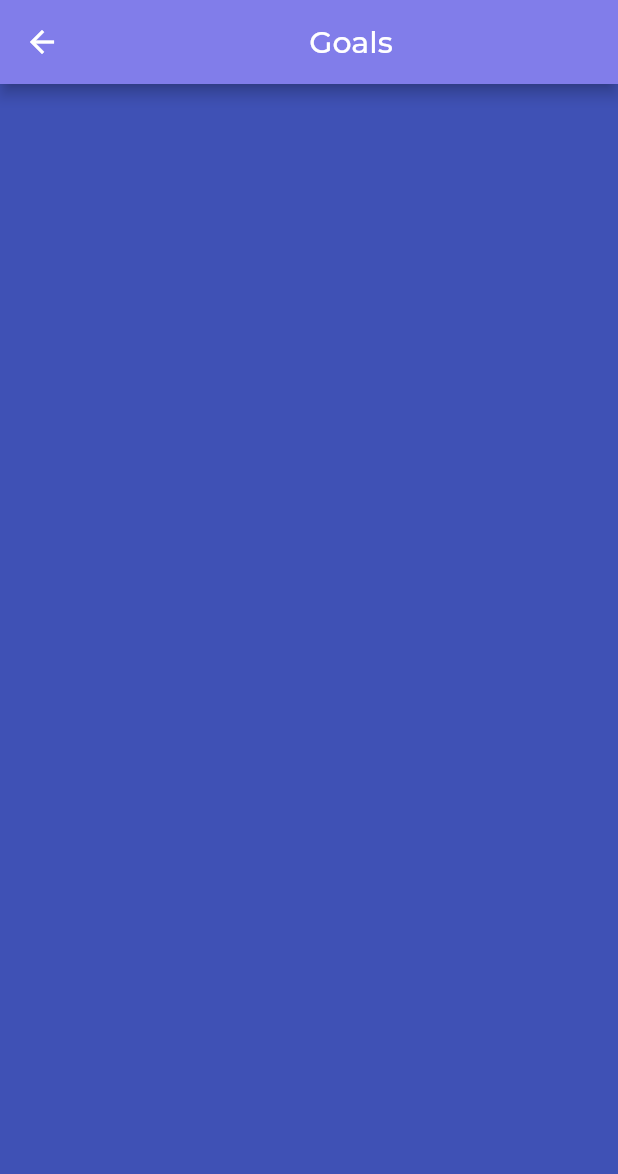
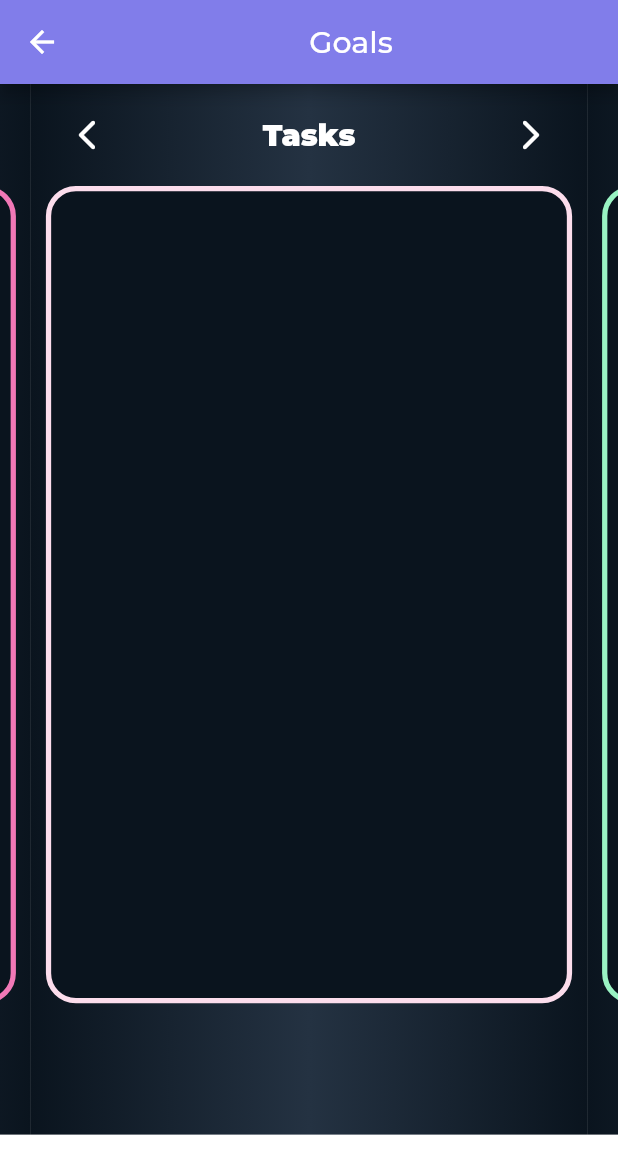
Before and after one commit to AxyleneOmega/sigma-app, a Flutter app: the GoalsPage screen opened directly, on a phone screen of 412 x 824 dp. Shown: the top 1174 px of the screen. Run offline on Flutter 3.47's test engine with Material 2 defaults, Android fonts, the phone set to English and light mode, and no system bars; drawn by our look-alikes of carousel_slider; missing offline and left inert: flutter_clean_calendar; project files that could hold a hidden picture were left out.

Commit message:
Added goals subpages & scroll functionality

```diff
--- /dev/null
+++ b/sigma_v1/lib/pages/goalsSubPages/objectives_page.dart
@@ -0,0 +1,88 @@
+import 'package:flutter/material.dart';
+
+class ObjectivesPage extends StatefulWidget {
+  const ObjectivesPage({Key? key, this.index = 0, this.child})
+      : super(key: key);
+  final int index;
+  final Widget? child;
+  @override
+  State<ObjectivesPage> createState() => _ObjectivesPage();
+}
+
+class _ObjectivesPage extends State<ObjectivesPage> {
+  @override
+  Widget build(BuildContext context) {
+    return Container(
+      decoration: const BoxDecoration(
+          gradient: LinearGradient(
+              begin: Alignment.centerLeft,
+              end: Alignment.centerRight,
+              colors: [
+            Color.fromRGBO(10, 20, 30, 1),
+            Color.fromRGBO(36, 50, 66, 1),
+            Color.fromRGBO(10, 20, 30, 1)
+          ])),
+      child: Padding(
+        padding: const EdgeInsets.fromLTRB(0, 10, 0, 0),
+        child: Column(
+          mainAxisAlignment: MainAxisAlignment.start,
+          crossAxisAlignment: CrossAxisAlignment.center,
+          children: [
+            Flexible(
+              flex: 1,
+              child: Row(
+                mainAxisAlignment: MainAxisAlignment.center,
+                crossAxisAlignment: CrossAxisAlignment.center,
+                children: [
+                  Flexible(
+                    flex: 1,
+                    child: IconButton(
+                      icon: const Icon(Icons.arrow_back_ios_rounded),
+                      color: Colors.white,
+                      onPressed: () {},
+                    ),
+                  ),
+                  const Expanded(
+                    flex: 4,
+                    child: Text("Objectives",
+                        textAlign: TextAlign.center,
+                        style: TextStyle(
+                          fontFamily: 'Montserrat',
+                          fontSize: 20,
+                          color: Color(0xFFFFFFFF),
+                          fontWeight: FontWeight.w900,
+                        )),
+                  ),
+                  Flexible(
+                    flex: 1,
+                    child: IconButton(
+                      icon: const Icon(Icons.arrow_forward_ios_rounded),
+                      color: Colors.white,
+                      onPressed: () {},
+                    ),
+                  ),
+                ],
+              ),
+            ),
+            Expanded(
+              flex: 9,
+              child: Container(
+                margin: const EdgeInsets.all(10),
+                padding: const EdgeInsets.all(10),
+                decoration: BoxDecoration(
+                  borderRadius: BorderRadius.circular(20),
+                  color: const Color.fromRGBO(10, 20, 30, 1),
+                  border: Border.all(
+                    color: const Color.fromRGBO(241, 120, 182, 1),
+                    width: 3.5,
+                  ),
+                ),
+              ),
+            ),
+            Flexible(flex: 1, child: Container()) //null spacer
+          ],
+        ),
+      ),
+    );
+  }
+}
--- /dev/null
+++ b/sigma_v1/lib/pages/goalsSubPages/routines_page.dart
@@ -0,0 +1,87 @@
+import 'package:flutter/material.dart';
+
+class RoutinesPage extends StatefulWidget {
+  const RoutinesPage({Key? key, this.index = 0, this.child}) : super(key: key);
+  final int index;
+  final Widget? child;
+  @override
+  State<RoutinesPage> createState() => _RoutinesPage();
+}
+
+class _RoutinesPage extends State<RoutinesPage> {
+  @override
+  Widget build(BuildContext context) {
+    return Container(
+      decoration: const BoxDecoration(
+          gradient: LinearGradient(
+              begin: Alignment.centerLeft,
+              end: Alignment.centerRight,
+              colors: [
+            Color.fromRGBO(10, 20, 30, 1),
+            Color.fromRGBO(36, 50, 66, 1),
+            Color.fromRGBO(10, 20, 30, 1)
+          ])),
+      child: Padding(
+        padding: const EdgeInsets.fromLTRB(0, 10, 0, 0),
+        child: Column(
+          mainAxisAlignment: MainAxisAlignment.start,
+          crossAxisAlignment: CrossAxisAlignment.center,
+          children: [
+            Flexible(
+              flex: 1,
+              child: Row(
+                mainAxisAlignment: MainAxisAlignment.center,
+                crossAxisAlignment: CrossAxisAlignment.center,
+                children: [
+                  Flexible(
+                    flex: 1,
+                    child: IconButton(
+                      icon: const Icon(Icons.arrow_back_ios_rounded),
+                      color: Colors.white,
+                      onPressed: () {},
+                    ),
+                  ),
+                  const Expanded(
+                    flex: 4,
+                    child: Text("Routines",
+                        textAlign: TextAlign.center,
+                        style: TextStyle(
+                          fontFamily: 'Montserrat',
+                          fontSize: 20,
+                          color: Color(0xFFFFFFFF),
+                          fontWeight: FontWeight.w900,
+                        )),
+                  ),
+                  Flexible(
+                    flex: 1,
+                    child: IconButton(
+                      icon: const Icon(Icons.arrow_forward_ios_rounded),
+                      color: Colors.white,
+                      onPressed: () {},
+                    ),
+                  ),
+                ],
+              ),
+            ),
+            Expanded(
+              flex: 9,
+              child: Container(
+                margin: const EdgeInsets.all(10),
+                padding: const EdgeInsets.all(10),
+                decoration: BoxDecoration(
+                  borderRadius: BorderRadius.circular(20),
+                  color: const Color.fromRGBO(10, 20, 30, 1),
+                  border: Border.all(
+                    color: const Color.fromRGBO(153, 243, 195, 1),
+                    width: 3.5,
+                  ),
+                ),
+              ),
+            ),
+            Flexible(flex: 1, child: Container()) //null spacer
+          ],
+        ),
+      ),
+    );
+  }
+}
--- /dev/null
+++ b/sigma_v1/lib/pages/goalsSubPages/tasks_page.dart
@@ -0,0 +1,88 @@
+import 'package:flutter/material.dart';
+
+class TaskPage extends StatefulWidget {
+  const TaskPage({Key? key, this.index = 0, this.child}) : super(key: key);
+  final int index;
+  final Widget? child;
+  @override
+  State<TaskPage> createState() => _TaskPage();
+}
+
+class _TaskPage extends State<TaskPage> {
+  @override
+  Widget build(BuildContext context) {
+    return Container(
+      width: MediaQuery.of(context).size.width,
+      decoration: const BoxDecoration(
+          gradient: LinearGradient(
+              begin: Alignment.centerLeft,
+              end: Alignment.centerRight,
+              colors: [
+            Color.fromRGBO(10, 20, 30, 1),
+            Color.fromRGBO(36, 50, 66, 1),
+            Color.fromRGBO(10, 20, 30, 1)
+          ])),
+      child: Padding(
+        padding: const EdgeInsets.fromLTRB(0, 10, 0, 0),
+        child: Column(
+          mainAxisAlignment: MainAxisAlignment.start,
+          crossAxisAlignment: CrossAxisAlignment.center,
+          children: [
+            Flexible(
+              flex: 1,
+              child: Row(
+                mainAxisAlignment: MainAxisAlignment.center,
+                crossAxisAlignment: CrossAxisAlignment.center,
+                children: [
+                  Flexible(
+                    flex: 1,
+                    child: IconButton(
+                      icon: const Icon(Icons.arrow_back_ios_rounded),
+                      color: Colors.white,
+                      onPressed: () {},
+                    ),
+                  ),
+                  const Expanded(
+                    flex: 4,
+                    child: Text("Tasks",
+                        textAlign: TextAlign.center,
+                        style: TextStyle(
+                          fontFamily: 'Montserrat',
+                          fontSize: 20,
+                          color: Color(0xFFFFFFFF),
+                          fontWeight: FontWeight.w900,
+                        )),
+                  ),
+                  Flexible(
+                    flex: 1,
+                    child: IconButton(
+                      icon: const Icon(Icons.arrow_forward_ios_rounded),
+                      color: Colors.white,
+                      onPressed: () {},
+                    ),
+                  ),
+                ],
+              ),
+            ),
+            Expanded(
+              flex: 9,
+              child: Container(
+                margin: const EdgeInsets.all(10),
+                padding: const EdgeInsets.all(10),
+                decoration: BoxDecoration(
+                  borderRadius: BorderRadius.circular(20),
+                  color: const Color.fromRGBO(10, 20, 30, 1),
+                  border: Border.all(
+                    color: const Color.fromRGBO(252, 221, 236, 1),
+                    width: 3.5,
+                  ),
+                ),
+              ),
+            ),
+            Flexible(flex: 1, child: Container()) //null spacer
+          ],
+        ),
+      ),
+    );
+  }
+}
--- a/sigma_v1/lib/pages/goals_page.dart
+++ b/sigma_v1/lib/pages/goals_page.dart
@@ -1,5 +1,9 @@
 import 'package:sigma_v1/main.dart';
 import 'package:flutter/material.dart';
+import 'package:carousel_slider/carousel_slider.dart';
+import 'package:sigma_v1/pages/goalsSubPages/tasks_page.dart';
+import 'package:sigma_v1/pages/goalsSubPages/routines_page.dart';
+import 'package:sigma_v1/pages/goalsSubPages/objectives_page.dart';
 
 class GoalsPage extends StatefulWidget {
   const GoalsPage({Key? key}) : super(key: key);
@@ -8,8 +12,6 @@ class GoalsPage extends StatefulWidget {
 }
 
 class _GoalsPageState extends State<GoalsPage> {
-  final pageController = PageController(initialPage: 1);
-
   // @override
   // void dispose() {
   //   pageController.dispose();
@@ -22,18 +24,27 @@ class _GoalsPageState extends State<GoalsPage> {
       appBar: AppBar(
         title: const Center(child: Text('Goals')),
       ),
-      body: PageView(
-        onPageChanged: (index) {
-          setState(() {});
-        },
-        physics: const AlwaysScrollableScrollPhysics(),
-        children: [
-          Container(color: Colors.indigo),
-          Container(color: Colors.red),
-          Container(color: Colors.brown),
-        ],
-      ),
+      body: CarouselSlider.builder(
+          options: CarouselOptions(
+            height: MediaQuery.of(context).size.height * 0.85,
+            viewportFraction: 0.9,
+          ),
+          itemCount: 3,
+          itemBuilder: (context, i, realIndex) {
+            return Subpages.get(i);
+          }),
       backgroundColor: MaterialColor(0x243242, sigmaNight),
     );
   }
 }
+
+class Subpages {
+  static const List<StatefulWidget> _subpages = <StatefulWidget>[
+    TaskPage(),
+    RoutinesPage(),
+    ObjectivesPage(),
+  ];
+  static StatefulWidget get(int index) {
+    return _subpages[index];
+  }
+}
--- a/sigma_v1/pubspec.yaml
+++ b/sigma_v1/pubspec.yaml
@@ -34,6 +34,7 @@ dependencies:
   # The following adds the Cupertino Icons font to your application.
   # Use with the CupertinoIcons class for iOS style icons.
   cupertino_icons: ^1.0.2
+  carousel_slider: ^4.0.0
   flutter_clean_calendar: ^1.1.0
 
 dev_dependencies:
```
Also changed, not shown: sigma_v1/pubspec.lock.
